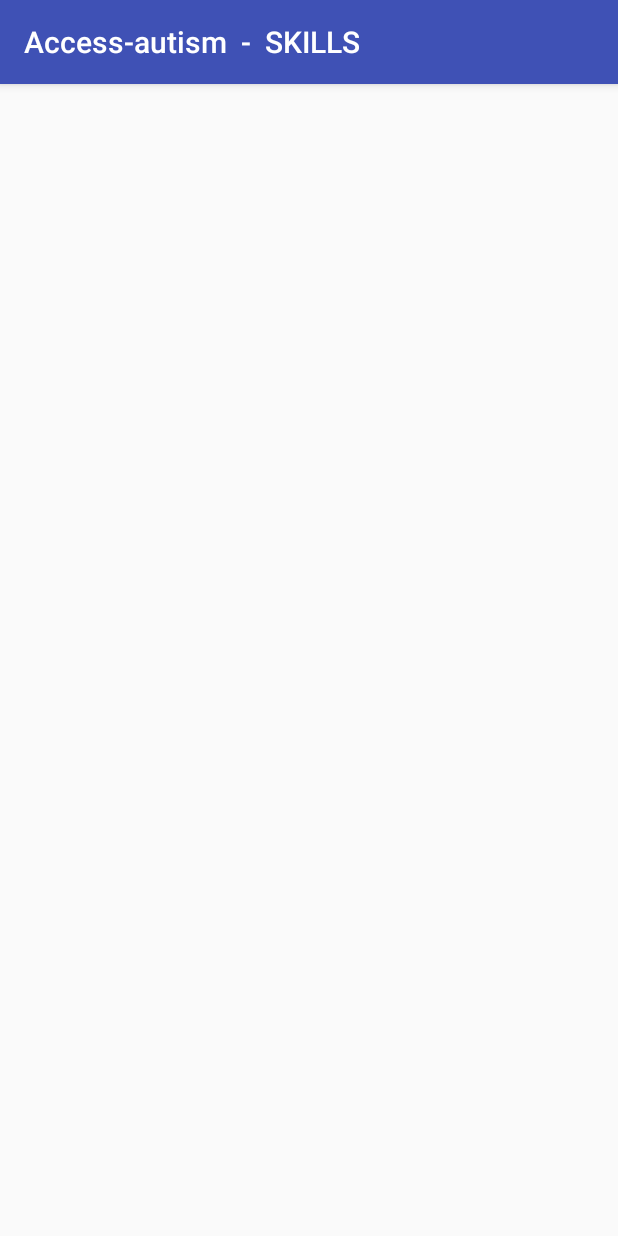
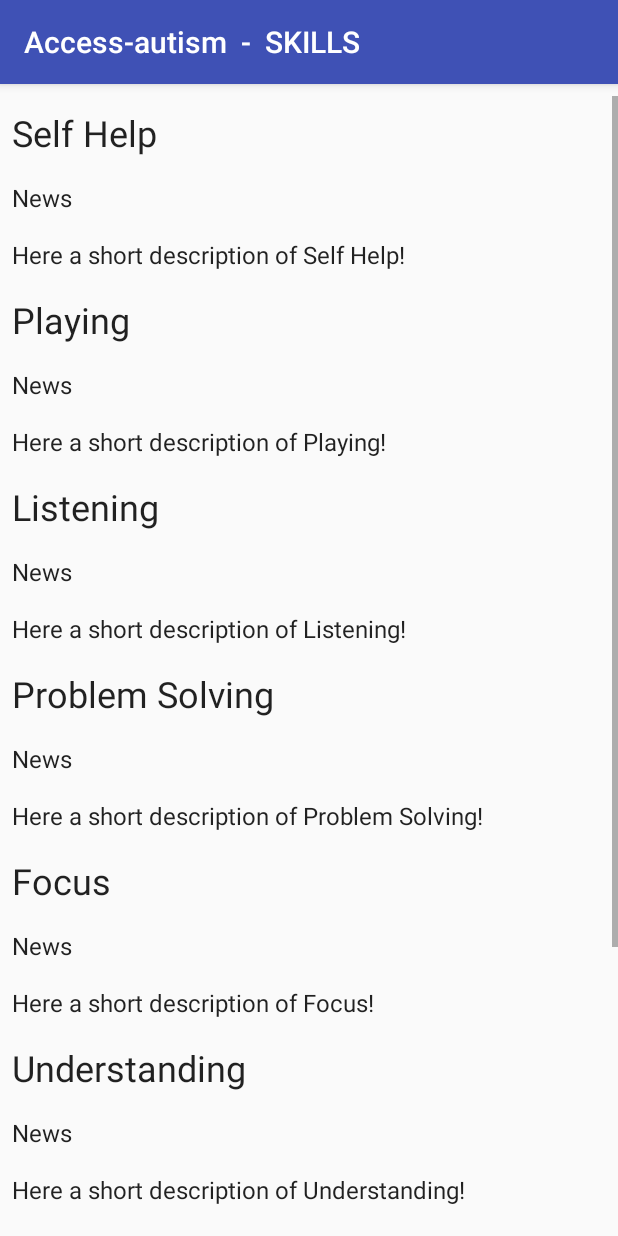
Before and after one commit to access-autism/android-client, an Android app: the SkillsListActivity screen opened directly, with no data from a screen before it, on a phone screen of 412 x 824 dp. Run offline under Robolectric (Android 15) with nearby library versions, the light colour scheme and no system bars.

Commit message:
Create Skills List scrollable layout with dummy data

```diff
--- /dev/null
+++ b/app/src/main/java/com/example/chouaib/access_autism/Skill.java
@@ -0,0 +1,28 @@
+package com.example.chouaib.access_autism;
+
+/**
+ * Created by chouaib on 3/6/18.
+ */
+
+/**
+ * Data model for each row of the Skills RecyclerView.
+ */
+class Skill {
+
+    //Member variables representing the title and information about the skill
+    private String title;
+    private String info;
+
+    Skill(String title, String info) {
+        this.title = title;
+        this.info = info;
+    }
+
+    String getTitle() {
+        return title;
+    }
+
+    String getInfo() {
+        return info;
+    }
+}
--- /dev/null
+++ b/app/src/main/java/com/example/chouaib/access_autism/SkillsAdapter.java
@@ -0,0 +1,69 @@
+package com.example.chouaib.access_autism;
+
+/**
+ * Created by chouaib on 3/6/18.
+ */
+
+import android.content.Context;
+import android.support.v7.widget.RecyclerView;
+import android.view.LayoutInflater;
+import android.view.View;
+import android.view.ViewGroup;
+import android.widget.TextView;
+
+import java.util.ArrayList;
+
+/***
+ * The adapter class for the RecyclerView, contains the skills data
+ */
+class SkillsAdapter extends RecyclerView.Adapter<SkillsAdapter.ViewHolder>  {
+
+    //Member variables
+    private ArrayList<Skill> mskillsData;
+    private Context mContext;
+
+    SkillsAdapter(Context context, ArrayList<Skill> skillsData) {
+        this.mskillsData = skillsData;
+        this.mContext = context;
+    }
+
+    @Override
+    public SkillsAdapter.ViewHolder onCreateViewHolder(ViewGroup parent, int viewType) {
+        return new ViewHolder(LayoutInflater.from(mContext).inflate(R.layout.list_item, parent, false));
+    }
+
+    @Override
+    public void onBindViewHolder(SkillsAdapter.ViewHolder holder, int position) {
+        //Get current skill
+        Skill currentskill = mskillsData.get(position);
+        //Populate the textviews with data
+        holder.bindTo(currentskill);
+    }
+
+    @Override
+    public int getItemCount() {
+        return mskillsData.size();
+    }
+
+    class ViewHolder extends RecyclerView.ViewHolder {
+
+        //Member Variables for the TextViews
+        private TextView mTitleText;
+        private TextView mInfoText;
+
+        ViewHolder(View itemView) {
+            super(itemView);
+
+            //Initialize the views
+            mTitleText = (TextView)itemView.findViewById(R.id.title);
+            mInfoText = (TextView)itemView.findViewById(R.id.subTitle);
+        }
+
+        void bindTo(Skill currentskill){
+            //Populate the textviews with data
+            mTitleText.setText(currentskill.getTitle());
+            mInfoText.setText(currentskill.getInfo());
+
+        }
+    }
+}
--- a/app/src/main/java/com/example/chouaib/access_autism/SkillsListActivity.kt
+++ b/app/src/main/java/com/example/chouaib/access_autism/SkillsListActivity.kt
@@ -2,12 +2,56 @@ package com.example.chouaib.access_autism
 
 import android.support.v7.app.AppCompatActivity
 import android.os.Bundle
+import android.support.v7.widget.LinearLayoutManager
+import android.support.v7.widget.RecyclerView
+import java.util.ArrayList
 
 class SkillsListActivity : AppCompatActivity() {
+
+    //Member variables
+    private var mRecyclerView: RecyclerView? = null
+    private var mSkillsData: ArrayList<Skill>? = null
+    private var mAdapter: SkillsAdapter? = null
 
     override fun onCreate(savedInstanceState: Bundle?) {
         super.onCreate(savedInstanceState)
         setContentView(R.layout.activity_skills_list)
         supportActionBar?.title = "Access-autism  -  SKILLS"
+
+        //Initialize the RecyclerView
+        mRecyclerView = findViewById(R.id.recyclerView) as RecyclerView
+
+        //Set the Layout Manager
+        mRecyclerView!!.setLayoutManager(LinearLayoutManager(this))
+
+        //Initialize the ArrayLIst that will contain the data
+        mSkillsData = ArrayList<Skill>()
+
+        //Initialize the adapter and set it ot the RecyclerView
+        mAdapter = SkillsAdapter(this, mSkillsData)
+        mRecyclerView!!.setAdapter(mAdapter)
+
+        //Get the data
+        initializeData()
+    }
+
+    /**
+     * Method for initializing the Skills data from resources.
+     */
+    private fun initializeData() {
+        //Get the resources from the XML file
+        val SkillsList = resources.getStringArray(R.array.skills_titles)
+        val SkillsInfo = resources.getStringArray(R.array.skills_info)
+
+        //Clear the existing data (to avoid duplication)
+        mSkillsData!!.clear()
+
+        //Create the ArrayList of Skills objects with the titles and information about each Skill
+        for (i in SkillsList.indices) {
+            mSkillsData!!.add(Skill(SkillsList[i], SkillsInfo[i]))
+        }
+
+        //Notify the adapter of the change
+        mAdapter!!.notifyDataSetChanged()
     }
 }
--- a/app/src/main/res/layout/activity_skills_list.xml
+++ b/app/src/main/res/layout/activity_skills_list.xml
@@ -1,9 +1,18 @@
 <?xml version="1.0" encoding="utf-8"?>
-<android.support.constraint.ConstraintLayout xmlns:android="http://schemas.android.com/apk/res/android"
-    xmlns:app="http://schemas.android.com/apk/res-auto"
+<RelativeLayout xmlns:android="http://schemas.android.com/apk/res/android"
     xmlns:tools="http://schemas.android.com/tools"
     android:layout_width="match_parent"
     android:layout_height="match_parent"
+    android:paddingBottom="8dp"
+    android:paddingLeft="0dp"
+    android:paddingRight="0dp"
+    android:paddingTop="8dp"
     tools:context="com.example.chouaib.access_autism.SkillsListActivity">
 
-</android.support.constraint.ConstraintLayout>
+    <android.support.v7.widget.RecyclerView
+        android:id="@+id/recyclerView"
+        android:scrollbars="vertical"
+        android:layout_width="match_parent"
+        android:layout_height="match_parent" />
+
+</RelativeLayout>
--- /dev/null
+++ b/app/src/main/res/layout/list_item.xml
@@ -0,0 +1,28 @@
+<?xml version="1.0" encoding="utf-8"?>
+<LinearLayout xmlns:android="http://schemas.android.com/apk/res/android"
+    android:orientation="vertical" android:layout_width="match_parent"
+    android:layout_height="wrap_content">
+
+    <TextView
+        android:layout_width="wrap_content"
+        android:layout_height="wrap_content"
+        android:id="@+id/title"
+        android:text="@string/title_placeholder"
+        android:padding="8dp"
+        style="@style/TextAppearance.AppCompat.Headline"/>
+    <TextView
+        android:layout_width="wrap_content"
+        android:layout_height="wrap_content"
+        android:id="@+id/newsTitle"
+        android:text="@string/news_placeholder"
+        android:padding="8dp"
+        style="@style/TextAppearance.AppCompat.Subhead" />
+    <TextView
+        android:layout_width="wrap_content"
+        android:layout_height="wrap_content"
+        android:id="@+id/subTitle"
+        android:text="@string/sports_info_placeholder"
+        android:padding="8dp"
+        style="@style/TextAppearance.AppCompat.Subhead" />
+
+</LinearLayout>
--- a/app/src/main/res/values/strings.xml
+++ b/app/src/main/res/values/strings.xml
@@ -27,4 +27,30 @@
     <string name="provider_sign_up_speciality_title">Role / Speciality</string>
     <string name="missing_role_error_message">Select a valid role</string>
     <string name="family_registration_permissions">Permissions setting</string>
+    <string name="title_placeholder">Title</string>
+    <string name="news_placeholder">News</string>
+    <string name="sports_info_placeholder">Here is some news</string>
+
+    <string-array name="skills_titles">
+        <item>Self Help</item>
+        <item>Playing</item>
+        <item>Listening</item>
+        <item>Problem Solving</item>
+        <item>Focus</item>
+        <item>Understanding</item>
+        <item>Speech</item>
+        <item>Drawing</item>
+    </string-array>
+
+    <string-array name="skills_info">
+        <item>Here a short description of Self Help!</item>
+        <item>Here a short description of Playing!</item>
+        <item>Here a short description of Listening!</item>
+        <item>Here a short description of Problem Solving!</item>
+        <item>Here a short description of Focus!</item>
+        <item>Here a short description of Understanding!</item>
+        <item>Here a short description of Speech!</item>
+        <item>Here a short description of Drawing!</item>
+    </string-array>
+
 </resources>
```
